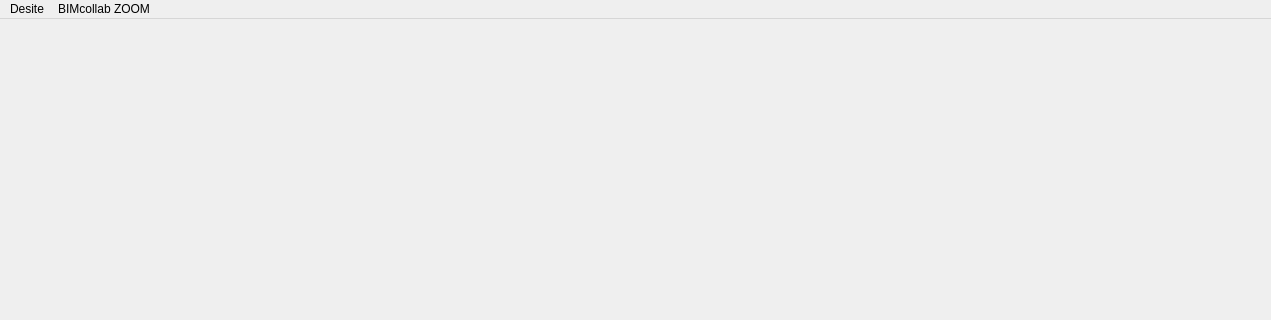
First picture: the form in som_gui/qt_designs/Modelcheck.ui, repository c-mellueh/SOM-Toolkit, before the edit; both pictures show x 0 to 1271 and y 0 to 320 of the 1271 by 796 pixel window.
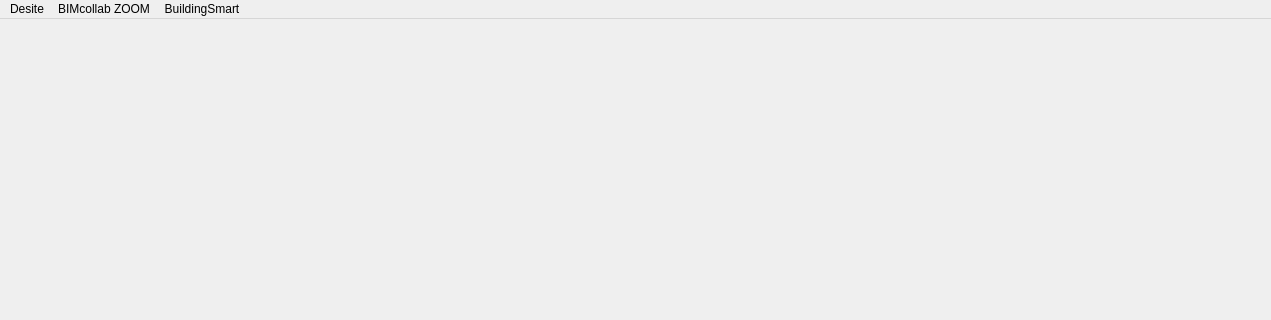
Second picture: the form after the edit.

What changed in the file:
```diff
--- a/som_gui/qt_designs/Modelcheck.ui
+++ b/som_gui/qt_designs/Modelcheck.ui
@@ -44,8 +44,15 @@
     </property>
     <addaction name="action_bimcollab_zoom"/>
    </widget>
+   <widget class="QMenu" name="menuBuildingSmart">
+    <property name="title">
+     <string>BuildingSmart</string>
+    </property>
+    <addaction name="action_ids"/>
+   </widget>
    <addaction name="menuDesite"/>
    <addaction name="menuBIMcollab_ZOOM"/>
+   <addaction name="menuBuildingSmart"/>
   </widget>
   <action name="action_desite_js">
    <property name="text">
```
Left out of the diff: 5 changed lines with no effect on the pictures.
